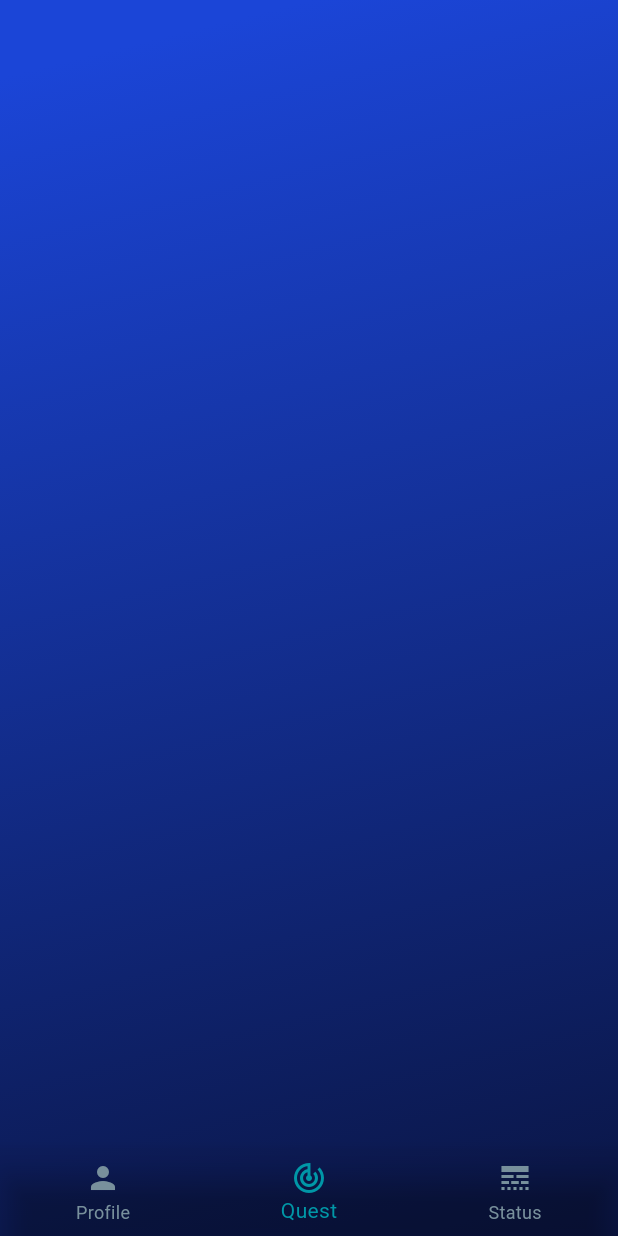
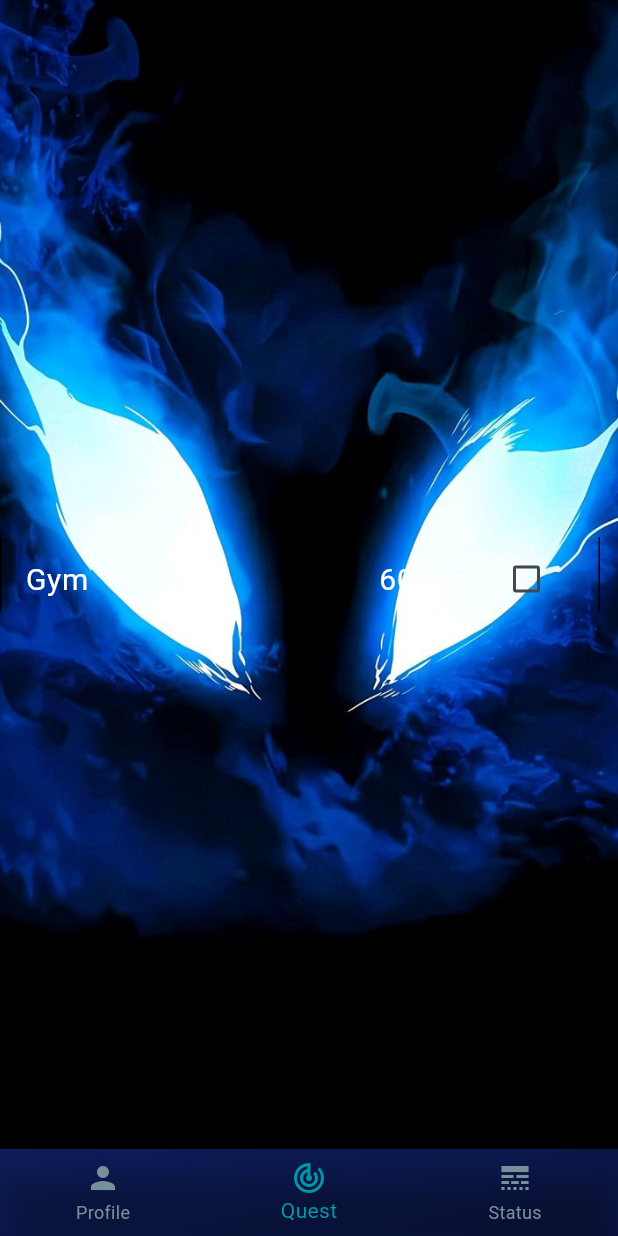
Before and after one commit to Parth-11/ShadowRank, a Flutter app: the MainScreen screen opened by its route, item 2 of the bottom bar chosen, on a phone screen of 412 x 824 dp. Run offline on Flutter 3.47's test engine with Material 3 defaults, Android fonts, the phone set to English and light mode, and no system bars; our stand-ins replace hexcolor, stroke_text.

Commit message:
Template for quest page

```diff
--- a/lib/screens/main_page.dart
+++ b/lib/screens/main_page.dart
@@ -1,4 +1,5 @@
 import 'package:architect_system_app/components/background.dart';
+import 'package:architect_system_app/screens/quest_page.dart';
 import 'package:flutter/material.dart';
 import 'package:architect_system_app/screens/profile_page.dart';
 import "package:architect_system_app/screens/status_page.dart";
@@ -21,7 +22,7 @@ class _MainScreenState extends State<MainScreen> {
 
   static const List<Widget> _pages = [
     ProfilePage(),
-    Column(),
+    QuestPage(),
     StatusPage(),
   ];
 
--- a/lib/screens/quest_page.dart
+++ b/lib/screens/quest_page.dart
@@ -0,0 +1,67 @@
+import "package:flutter/material.dart";
+
+class QuestPage extends StatelessWidget {
+  static const String id = 'Quest Page';
+  const QuestPage({super.key});
+
+  @override
+  Widget build(BuildContext context) {
+    return Scaffold(
+      body: Stack(
+        fit: StackFit.expand,
+        children: [
+          Image.asset(
+            "assets/images/bg_stats.jpeg", // Replace with your actual image path
+            fit: BoxFit.cover, // Cover the entire screen
+          ),
+          //Quest Container
+          SizedBox(
+            height: double.infinity,
+            width: double.infinity,
+            child: Row(
+              children: [
+                //Quest info box
+                Container(),
+                //Text and buttons
+                const Row(),
+                const Divider(),
+                Container(
+                  height: 50,
+                  width: 400,
+                  decoration: const BoxDecoration(
+                    border: Border.symmetric(vertical: BorderSide())
+                  ),
+                  child: ListTile(
+                    title: const Row(
+                      children: [
+                        Text(
+                          'Gym',
+                          style: TextStyle(
+                            color: Colors.white,
+                            fontSize: 20,
+                          ),
+                        ),
+                        Spacer(),
+                        Text(
+                          '60min',
+                          style: TextStyle(
+                            color: Colors.white,
+                            fontSize: 20,
+                          ),
+                        ),
+                      ],
+                    ),
+                    trailing: Checkbox(
+                      value: false,
+                      onChanged: (toggle) {},
+                    ),
+                  ),
+                )
+              ],
+            ),
+          )
+        ],
+      ),
+    );
+  }
+}
--- a/pubspec.yaml
+++ b/pubspec.yaml
@@ -63,6 +63,7 @@ flutter:
 
   # To add assets to your application, add an assets section, like this:
   assets:
+    - assets/images/
     - assets/images/WelcomeScreen_image.png
     - assets/images/system_background_image.gif
     - assets/images/status-bg.jpeg
```
